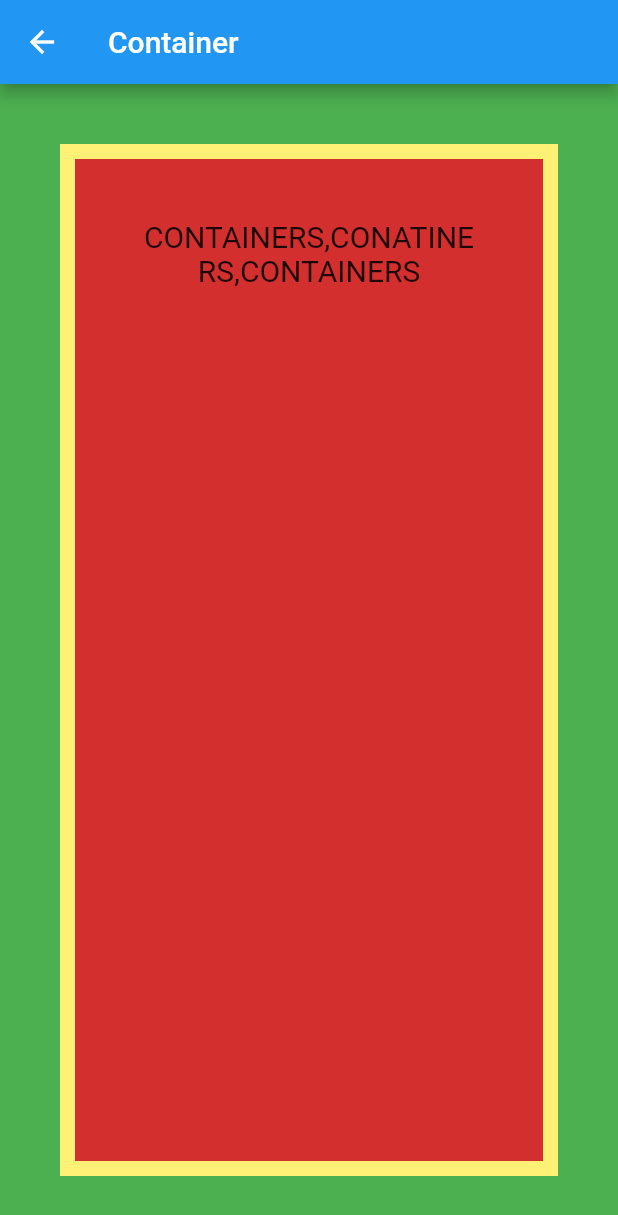
After one commit to ogiki477/FluttrerPracticeMohbad, a Flutter app: the screen it shows after launch, after a tap on "Containers", on a phone screen of 412 x 824 dp. The commit adds this screen. Shown: the top 1215 px of the screen. Run offline on Flutter 3.47's test engine with Material 2 defaults, Android fonts, the phone set to English and light mode, and no system bars.

Commit message:
Mohbad lecture 9 covering Rows and Containers (jamaican flag)

```diff
--- a/lib/main.dart
+++ b/lib/main.dart
@@ -1,5 +1,7 @@
 import 'package:flutter/material.dart';
 import 'package:myflutterpractice/screens/ColumnsScreen.dart';
+import 'package:myflutterpractice/screens/ContainerScreen.dart';
+import 'package:myflutterpractice/screens/RowsScreen.dart';
 
 void main() {
   runApp(const MyApp());
@@ -37,7 +39,51 @@ class _MyHomePageState extends State<MyHomePage> {
         title: Text("Home Screen"),
       ),
 
-      body: InkWell(
+      body: Column(
+        children: [
+          ListTile(
+             title: Text("Columns"),
+            leading: Icon(Icons.add_chart),
+            trailing: Icon(Icons.chevron_right),
+            subtitle: Text("This is All About Columns"),
+            onTap: () {
+              Navigator.push(
+                context,
+                MaterialPageRoute(
+                  builder: (context) => ColumnsScreen(),
+                ),
+              );
+            },
+          ),
+          ListTile(
+            title: Text("Rows"),
+            leading: Icon(Icons.account_box),
+            trailing: Icon(Icons.chevron_right),
+            subtitle: Text("This is All About Rows"),
+            onTap: () {
+              Navigator.push(
+                context,
+                MaterialPageRoute(
+                  builder: (context) => RowsScreen(),
+                ),
+              );
+            },
+          ),
+          ListTile(
+            title: Text("Containers"),
+            leading: Icon(Icons.account_box),
+            trailing: Icon(Icons.chevron_right),
+            subtitle: Text("This is All About Containers"),
+            onTap: () {
+              Navigator.push(
+                context,
+                MaterialPageRoute(
+                  builder: (context) => ContainerScreen(),
+                ),
+              );
+            },
+          ),
+         /* InkWell(
             onTap: () {
               Navigator.push(
                 context,
@@ -48,6 +94,19 @@ class _MyHomePageState extends State<MyHomePage> {
             },
             child: Text("Columns"),
           ),
+          InkWell(
+            onTap: () {
+              Navigator.push(
+                context,
+                MaterialPageRoute(
+                  builder: (context) => ColumnsScreen(),
+                ),
+              );
+            },
+            child: Text("Columns"),
+          ),*/
+        ],
+      ),
 
       // This trailing comma makes auto-formatting nicer for build methods.
     );
--- /dev/null
+++ b/lib/screens/ContainerScreen.dart
@@ -0,0 +1,46 @@
+import 'package:flutter/cupertino.dart';
+import 'package:flutter/material.dart';
+
+class ContainerScreen extends StatefulWidget {
+  const ContainerScreen({super.key});
+
+  @override
+  State<ContainerScreen> createState() => _ContainerScreenState();
+}
+
+class _ContainerScreenState extends State<ContainerScreen> {
+  @override
+  Widget build(BuildContext context) {
+    return Scaffold(
+      backgroundColor: Colors.green,
+      appBar: AppBar(
+        title: const Text("Container"),
+      ),
+
+      body: Container(
+        child: Container(
+          color: Colors.red.shade700,
+          height: double.infinity,
+          width: double.infinity,
+          padding: EdgeInsets.all(40),
+          child: Text(
+
+            "Containers,Conatiners,Containers".toUpperCase(),
+            textAlign: TextAlign.center,
+            style: TextStyle(
+              fontSize: 20,
+              fontWeight: FontWeight.w400,
+
+            ),
+          ),
+        ),
+        alignment: Alignment.center,
+        color: Colors.yellow.shade300,
+        padding: EdgeInsets.all(10),
+        margin: EdgeInsets.all(40),
+      ),
+
+      // This trailing comma makes auto-formatting nicer for build methods.
+    );
+  }
+}
```
Also changed, not shown: lib/screens/RowsScreen.dart (added, +36 -0 lines). Lines whose indentation alone changed are shown as unchanged.
